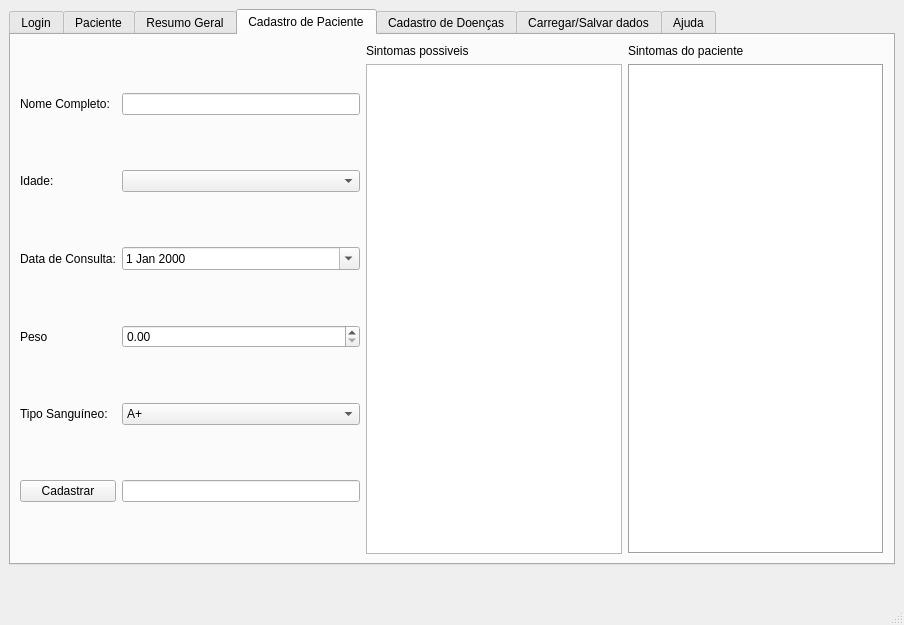
This is Projeto_EE/mainwindow.ui in Lucas1100010/Projeto_TP_EE2022_SDD as Qt 5 draws it before an edit. The edited form follows.
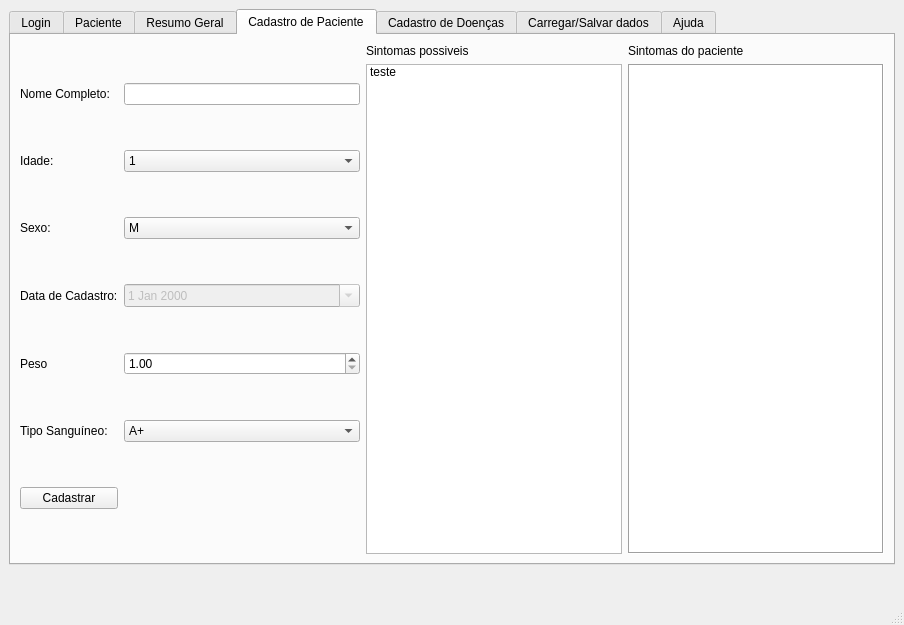
This is the edited form. Icons and pictures are not drawn.

```diff
--- a/Projeto_EE/mainwindow.ui
+++ b/Projeto_EE/mainwindow.ui
@@ -542,92 +542,34 @@
            <layout class="QHBoxLayout" name="horizontalLayout_3">
             <item>
              <layout class="QGridLayout" name="gridLayout_6">
-              <item row="2" column="0">
-               <widget class="QLabel" name="label_6">
-                <property name="text">
-                 <string>Data de Consulta:</string>
-                </property>
-               </widget>
-              </item>
               <item row="4" column="1">
-               <widget class="QComboBox" name="comboBox">
-                <item>
-                 <property name="text">
-                  <string>A+</string>
-                 </property>
-                </item>
-                <item>
-                 <property name="text">
-                  <string>A-</string>
-                 </property>
-                </item>
-                <item>
-                 <property name="text">
-                  <string>B+</string>
-                 </property>
-                </item>
-                <item>
-                 <property name="text">
-                  <string>B-</string>
-                 </property>
-                </item>
-                <item>
-                 <property name="text">
-                  <string>O+</string>
-                 </property>
-                </item>
-                <item>
-                 <property name="text">
-                  <string>O-</string>
-                 </property>
-                </item>
-                <item>
-                 <property name="text">
-                  <string>AB+</string>
-                 </property>
-                </item>
-                <item>
-                 <property name="text">
-                  <string>AB-</string>
-                 </property>
-                </item>
-               </widget>
-              </item>
-              <item row="0" column="1">
-               <widget class="QLineEdit" name="lineEdit_3"/>
-              </item>
-              <item row="3" column="1">
-               <widget class="QDoubleSpinBox" name="doubleSpinBox_pesoPaciente"/>
-              </item>
-              <item row="6" column="0">
-               <widget class="QPushButton" name="pushButton_3">
-                <property name="text">
-                 <string>Cadastrar</string>
+               <widget class="QDoubleSpinBox" name="doubleSpinBox_pesoPaciente">
+                <property name="minimum">
+                 <double>1.000000000000000</double>
+                </property>
+                <property name="maximum">
+                 <double>200.000000000000000</double>
+                </property>
+                <property name="singleStep">
+                 <double>0.010000000000000</double>
                 </property>
                </widget>
               </item>
               <item row="3" column="0">
+               <widget class="QLabel" name="label_6">
+                <property name="text">
+                 <string>Data de Cadastro:</string>
+                </property>
+               </widget>
+              </item>
+              <item row="4" column="0">
                <widget class="QLabel" name="label_7">
                 <property name="text">
                  <string>Peso</string>
                 </property>
                </widget>
               </item>
-              <item row="2" column="1">
-               <widget class="QDateEdit" name="dateEdit_dataConsultaCadastro">
-                <property name="calendarPopup">
-                 <bool>true</bool>
-                </property>
-               </widget>
-              </item>
-              <item row="0" column="0">
-               <widget class="QLabel" name="label_4">
-                <property name="text">
-                 <string>Nome Completo:</string>
-                </property>
-               </widget>
-              </item>
-              <item row="4" column="0">
+              <item row="5" column="0">
                <widget class="QLabel" name="label_10">
                 <property name="sizePolicy">
                  <sizepolicy hsizetype="Preferred" vsizetype="Fixed">
@@ -640,6 +582,9 @@
                 </property>
                </widget>
               </item>
+              <item row="0" column="1">
+               <widget class="QLineEdit" name="lineEdit_nomeCompleto"/>
+              </item>
               <item row="1" column="0">
                <widget class="QLabel" name="label_5">
                 <property name="text">
@@ -647,15 +592,113 @@
                 </property>
                </widget>
               </item>
-              <item row="6" column="1">
-               <widget class="QLineEdit" name="lineEdit_4">
+              <item row="2" column="1">
+               <widget class="QComboBox" name="comboBox_Sexo">
+                <item>
+                 <property name="text">
+                  <string>M</string>
+                 </property>
+                </item>
+                <item>
+                 <property name="text">
+                  <string>F</string>
+                 </property>
+                </item>
+               </widget>
+              </item>
+              <item row="2" column="0">
+               <widget class="QLabel" name="label_20">
                 <property name="text">
-                 <string/>
+                 <string>Sexo:</string>
+                </property>
+               </widget>
+              </item>
+              <item row="5" column="1">
+               <widget class="QComboBox" name="comboBox_tipoSanguineo">
+                <item>
+                 <property name="text">
+                  <string>A+</string>
+                 </property>
+                </item>
+                <item>
+                 <property name="text">
+                  <string>A-</string>
+                 </property>
+                </item>
+                <item>
+                 <property name="text">
+                  <string>B+</string>
+                 </property>
+                </item>
+                <item>
+                 <property name="text">
+                  <string>B-</string>
+                 </property>
+                </item>
+                <item>
+                 <property name="text">
+                  <string>O+</string>
+                 </property>
+                </item>
+                <item>
+                 <property name="text">
+                  <string>O-</string>
+                 </property>
+                </item>
+                <item>
+                 <property name="text">
+                  <string>AB+</string>
+                 </property>
+                </item>
+                <item>
+                 <property name="text">
+                  <string>AB-</string>
+                 </property>
+                </item>
+               </widget>
+              </item>
+              <item row="0" column="0">
+               <widget class="QLabel" name="label_4">
+                <property name="text">
+                 <string>Nome Completo:</string>
+                </property>
+               </widget>
+              </item>
+              <item row="3" column="1">
+               <widget class="QDateEdit" name="dateEdit_dataCadastro">
+                <property name="enabled">
+                 <bool>false</bool>
+                </property>
+                <property name="minimumDate">
+                 <date>
+                  <year>1920</year>
+                  <month>1</month>
+                  <day>1</day>
+                 </date>
+                </property>
+                <property name="calendarPopup">
+                 <bool>true</bool>
                 </property>
                </widget>
               </item>
               <item row="1" column="1">
-               <widget class="QComboBox" name="comboBox_idadePaciente"/>
+               <widget class="QComboBox" name="comboBox_idadePaciente">
+                <item>
+                 <property name="text">
+                  <string>1</string>
+                 </property>
+                </item>
+               </widget>
+              </item>
+              <item row="7" column="0">
+               <widget class="QPushButton" name="pushButton_cadastrarPaciente">
+                <property name="enabled">
+                 <bool>true</bool>
+                </property>
+                <property name="text">
+                 <string>Cadastrar</string>
+                </property>
+               </widget>
               </item>
              </layout>
             </item>
@@ -679,7 +722,13 @@
                </widget>
               </item>
               <item row="2" column="0">
-               <widget class="QListWidget" name="listWidget"/>
+               <widget class="QListWidget" name="listWidget_sintomasPossiveis">
+                <item>
+                 <property name="text">
+                  <string>teste</string>
+                 </property>
+                </item>
+               </widget>
               </item>
               <item row="2" column="1">
                <widget class="QListWidget" name="listWidget_2">
```
Left out of the diff: 100 changed lines with no effect on the pictures.
